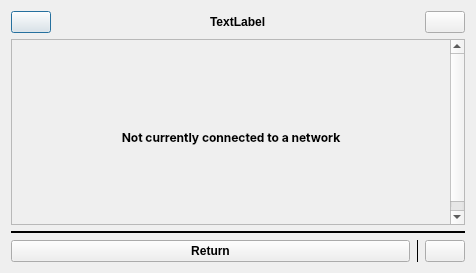
Qt form src/widgets/dialogs/wifi/wifilogger.ui (Quill-OS/quill) before a commit.
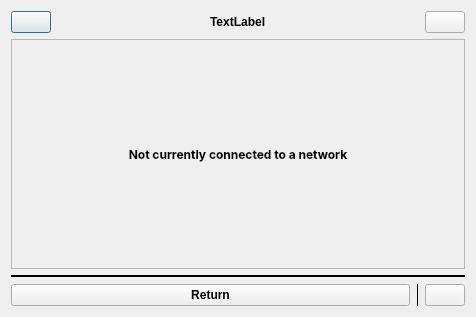
The same form after that commit. The open tabs and pages were chosen to show the change. Icons and pictures are not drawn.

The edit to the form file:
```diff
--- a/src/widgets/dialogs/wifi/wifilogger.ui
+++ b/src/widgets/dialogs/wifi/wifilogger.ui
@@ -7,7 +7,7 @@
     <x>0</x>
     <y>0</y>
     <width>476</width>
-    <height>273</height>
+    <height>317</height>
    </rect>
   </property>
   <property name="sizePolicy">
@@ -30,8 +30,8 @@
        <rect>
         <x>0</x>
         <y>0</y>
-        <width>442</width>
-        <height>208</height>
+        <width>460</width>
+        <height>210</height>
        </rect>
       </property>
       <layout class="QVBoxLayout" name="verticalLayout">
@@ -366,6 +366,9 @@
              <property name="alignment">
               <set>Qt::AlignCenter</set>
              </property>
+             <property name="wordWrap">
+              <bool>true</bool>
+             </property>
             </widget>
            </item>
           </layout>
```
